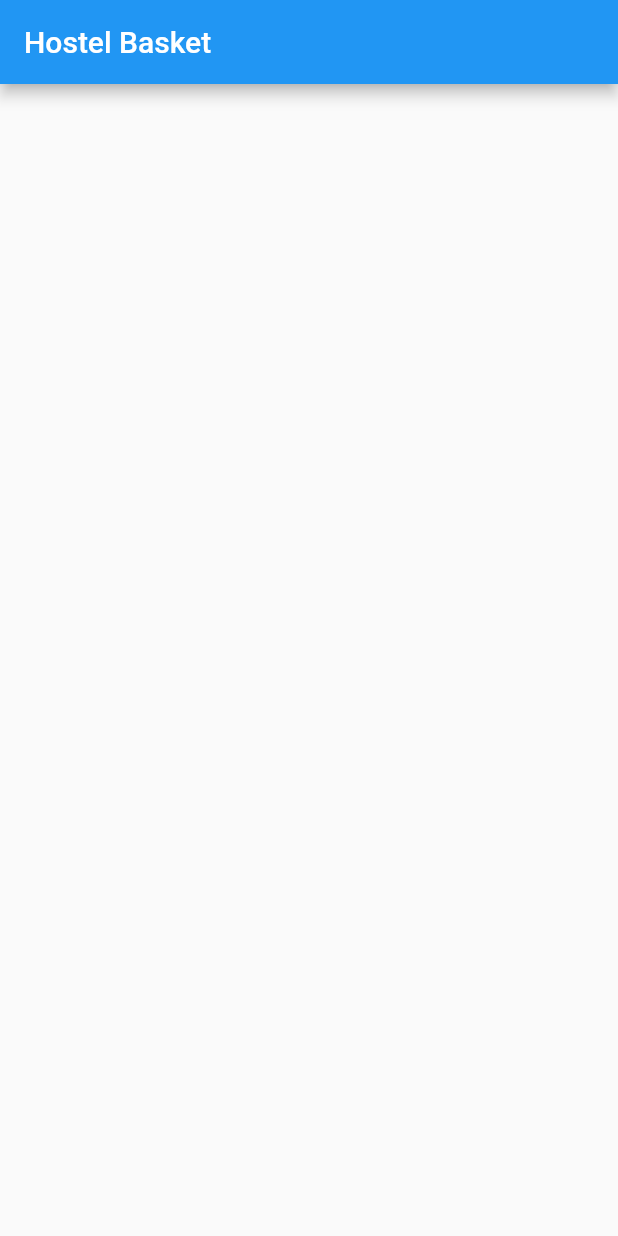
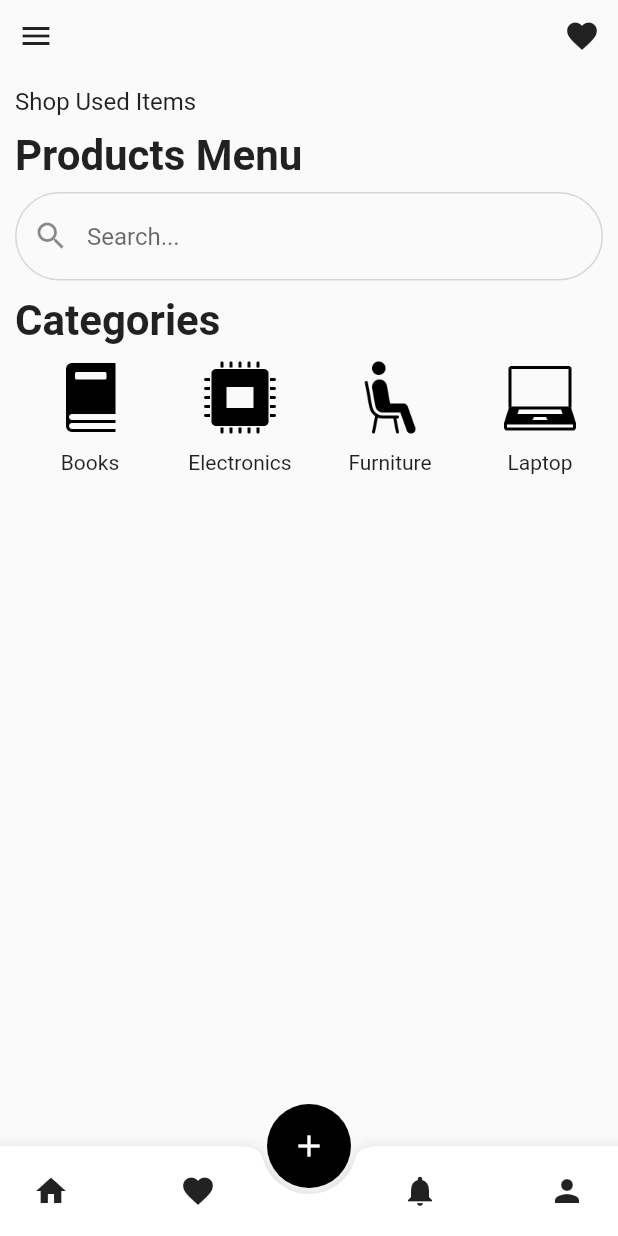
Before and after one commit to PresidenT99OP/hostel_basket, a Flutter app: the screen it shows after launch, on a phone screen of 412 x 824 dp. Run offline on Flutter 3.47's test engine with Material 2 defaults, Android fonts, the phone set to English and light mode, and no system bars.

Commit message:
homescreen design

```diff
--- a/lib/main.dart
+++ b/lib/main.dart
@@ -1,4 +1,5 @@
 import 'package:flutter/material.dart';
+import 'package:hostel_basket/screens/homepage.dart';
 
 void main(List<String> args) {
   runApp(const MyApp());
@@ -14,14 +15,8 @@ class MyApp extends StatefulWidget {
 class _MyAppState extends State<MyApp> {
   @override
   Widget build(BuildContext context) {
-    return MaterialApp(
-      home: SafeArea(
-        child: Scaffold(
-          appBar: AppBar(
-            title: Text('Hostel Basket'),
-          ),
-        ),
-      ),
+    return const MaterialApp(
+      home: SafeArea(child: HomePage()),
     );
   }
 }
--- /dev/null
+++ b/lib/screens/homepage.dart
@@ -0,0 +1,165 @@
+import 'package:flutter/material.dart';
+
+class HomePage extends StatefulWidget {
+  const HomePage({Key? key}) : super(key: key);
+
+  @override
+  State<HomePage> createState() => _HomePageState();
+}
+
+class _HomePageState extends State<HomePage> {
+  final List<CategoryData> _categoryData = [
+    CategoryData('Books', 'assets/images/book.png'),
+    CategoryData('Electronics', 'assets/images/electronics.png'),
+    CategoryData('Furniture', 'assets/images/furniture.png'),
+    CategoryData('Laptop', 'assets/images/laptop.png'),
+    CategoryData('Mobile', 'assets/images/mobile.png'),
+  ];
+  @override
+  Widget build(BuildContext context) {
+    return Scaffold(
+      body: Column(
+        children: [
+          Row(
+            mainAxisAlignment: MainAxisAlignment.spaceBetween,
+            children: [
+              IconButton(
+                onPressed: () {},
+                icon: const Icon(Icons.menu),
+              ),
+              IconButton(
+                onPressed: () {},
+                icon: const Icon(Icons.favorite),
+              )
+            ],
+          ),
+          Padding(
+            padding: const EdgeInsets.all(10.0),
+            child: Column(
+              crossAxisAlignment: CrossAxisAlignment.start,
+              children: [
+                const Text(
+                  'Shop Used Items',
+                  style: TextStyle(fontSize: 16),
+                ),
+                const SizedBox(
+                  height: 10.0,
+                ),
+                const Text(
+                  'Products Menu',
+                  style: TextStyle(fontSize: 28.0, fontWeight: FontWeight.bold),
+                ),
+                const SizedBox(
+                  height: 8,
+                ),
+                const TextField(
+                  decoration: InputDecoration(
+                    hintText: 'Search...',
+                    prefixIcon: Icon(Icons.search),
+                    enabledBorder: OutlineInputBorder(
+                        borderRadius: BorderRadius.all(
+                          Radius.circular(50.0),
+                        ),
+                        borderSide: BorderSide(
+                            color: Color.fromARGB(255, 215, 214, 214))),
+                    focusedBorder: OutlineInputBorder(
+                        borderRadius: BorderRadius.all(
+                          Radius.circular(50.0),
+                        ),
+                        borderSide: BorderSide(
+                            color: Color.fromARGB(255, 214, 213, 213))),
+                  ),
+                ),
+                const SizedBox(
+                  height: 10,
+                ),
+                const Text(
+                  'Categories',
+                  style: TextStyle(fontSize: 28, fontWeight: FontWeight.bold),
+                ),
+                SizedBox(
+                  height: 100,
+                  child: ListView.builder(
+                    itemBuilder: (context, index) => GestureDetector(
+                      onTap: () {
+                        print(_categoryData[index].name);
+                      },
+                      child: Column(
+                        children: [
+                          const SizedBox(
+                            height: 10,
+                          ),
+                          Image.asset(
+                            _categoryData[index].imagePath,
+                            height: 50,
+                            width: 100,
+                          ),
+                          const SizedBox(
+                            height: 10,
+                          ),
+                          Center(
+                            child: Text(_categoryData[index].name),
+                          )
+                        ],
+                      ),
+                    ),
+                    itemCount: _categoryData.length,
+                    scrollDirection: Axis.horizontal,
+                  ),
+                )
+              ],
+            ),
+          )
+        ],
+      ),
+      floatingActionButton: FloatingActionButton(
+        onPressed: () {},
+        elevation: 0,
+        child: const Icon(
+          Icons.add,
+          color: Colors.white,
+        ),
+        backgroundColor: Colors.black,
+      ),
+      floatingActionButtonLocation: FloatingActionButtonLocation.centerDocked,
+      bottomNavigationBar: BottomAppBar(
+        // elevation: 50,
+        shape: const CircularNotchedRectangle(),
+        child: Padding(
+          padding: const EdgeInsets.symmetric(horizontal: 10),
+          child: SizedBox(
+            height: 60,
+            child: Row(
+              mainAxisAlignment: MainAxisAlignment.spaceBetween,
+              children: [
+                IconButton(
+                  onPressed: () {},
+                  icon: const Icon(Icons.home),
+                ),
+                IconButton(
+                  onPressed: () {},
+                  icon: const Icon(Icons.favorite),
+                ),
+                const SizedBox.shrink(),
+                IconButton(
+                  onPressed: () {},
+                  icon: const Icon(Icons.notifications),
+                ),
+                IconButton(
+                  onPressed: () {},
+                  icon: const Icon(Icons.person),
+                )
+              ],
+            ),
+          ),
+        ),
+      ),
+    );
+  }
+}
+
+class CategoryData {
+  CategoryData(this.name, this.imagePath);
+  final String name;
+  final String imagePath;
+}
```
Also changed, not shown: pubspec.yaml (+4 -3 lines), assets/images/book.png (added), assets/images/electronics.png (added), assets/images/furniture.png (added), assets/images/laptop.png (added), assets/images/mobile.png (added), pubspec.lock.
